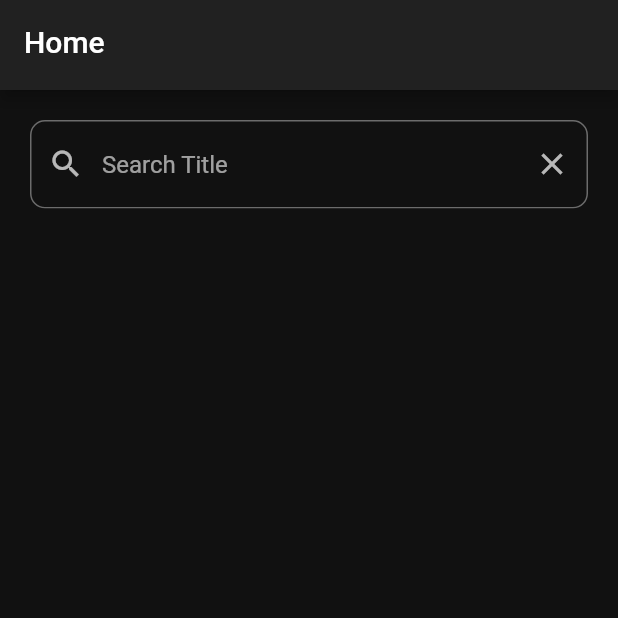
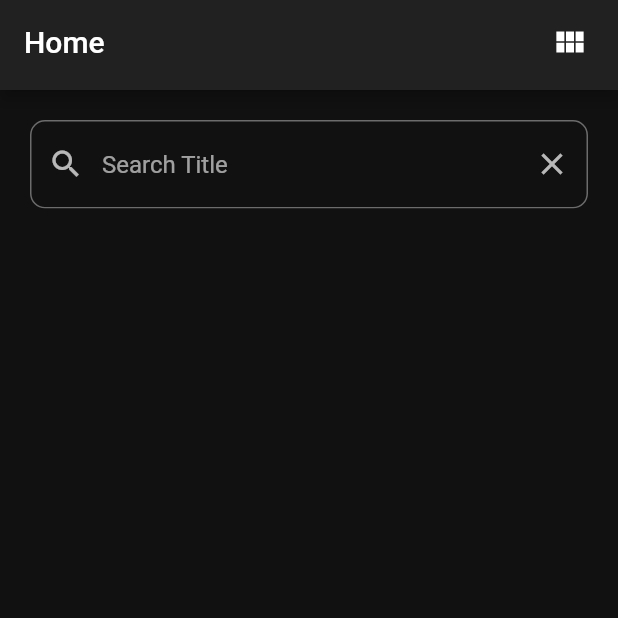
Before and after one commit to josepaulodelacruz/note_app, a Flutter app: the screen it shows after launch, after a tap on the "search" icon, on a phone screen of 412 x 824 dp, the top half of it. Run offline on Flutter 3.47's test engine with Material 2 defaults, Android fonts, the phone set to English and light mode, and no system bars; our stand-ins replace bloc, camera, carousel_slider, flutter_bloc, hive, hive_flutter and 1 more; accounts and stored records are empty; generated files the repository leaves out were written again.

Commit message:
feat: grid view

```diff
--- a/note_ui/lib/screens/home/home_screen.dart
+++ b/note_ui/lib/screens/home/home_screen.dart
@@ -1,11 +1,11 @@
 import 'package:animations/animations.dart';
 import 'package:flutter/material.dart';
+import 'package:flutter_bloc/flutter_bloc.dart';
 import 'package:note_common/bloc/note/note_cubit.dart';
 import 'package:note_common/bloc/note/note_state.dart';
 import 'package:note_common/bloc/theme/theme_cubit.dart';
 import 'package:note_common/bloc/theme/theme_state.dart';
 import 'package:note_common/models/note_model.dart';
-import 'package:flutter_bloc/flutter_bloc.dart';
 import 'package:note_ui/screens/home/widgets/home_section.dart';
 import 'package:note_ui/screens/home/widgets/navbar.dart';
 import 'package:note_ui/screens/home/widgets/search_section.dart';
@@ -16,15 +16,21 @@ class HomeScreen extends StatefulWidget {
   _HomeScreenState createState () => _HomeScreenState();
 }
 
-class _HomeScreenState extends State<HomeScreen>{
-  int _pageIndex = 0;
+class _HomeScreenState extends State<HomeScreen>
+  with TickerProviderStateMixin {
+
+  Animation<double> _myAnimation;
+  AnimationController _controller;
   final GlobalKey<ScaffoldState> _scaffoldKey = new GlobalKey<ScaffoldState>();
   final _searchInput = TextEditingController();
+  int _pageIndex = 0;
   List<NoteModel> noteModels;
   List<NoteModel> searchNotes;
+  bool isView = false;
 
   @override
   void initState () {
+    super.initState();
     BlocProvider.of<NoteCubit>(context).onLoading();
     BlocProvider.of<NoteCubit>(context).listen((state) {
       if(state is LoadedNoteState) {
@@ -35,7 +41,15 @@ class _HomeScreenState extends State<HomeScreen>{
         }
       }
     });
-    super.initState();
+    _controller = AnimationController(
+      vsync: this,
+      duration: Duration(milliseconds: 300),
+    );
+    _controller.forward();
+    _myAnimation = CurvedAnimation(
+      curve: Curves.linear,
+      parent: _controller,
+    );
   }
 
   @override
@@ -48,7 +62,20 @@ class _HomeScreenState extends State<HomeScreen>{
           key: _scaffoldKey,
           appBar: PreferredSize(
             preferredSize: Size.fromHeight(60),
-            child: NavBar(state: state),
+            child: NavBar(
+              state: state,
+              event: () {
+                setState(() {
+                  isView = !isView;
+                });
+                isView ?
+                    _controller.reverse() : _controller.forward();
+              },
+              animatedIcon: AnimatedIcon(
+                icon: AnimatedIcons.list_view,
+                progress: _myAnimation,
+              )
+            ),
           ),
           floatingActionButton: FloatingActionButton(
             child: Icon(Icons.add),
@@ -74,7 +101,9 @@ class _HomeScreenState extends State<HomeScreen>{
               );
             },
             child: _pageIndex == 0 ?
-              HomeSection(notes: noteModels) :
+              HomeSection(
+                  notes: noteModels,
+                  isView: isView) :
               SearchSection(
                 notes: searchNotes,
                 input: _searchInput,
@@ -90,7 +119,6 @@ class _HomeScreenState extends State<HomeScreen>{
                         noteModels.where((note) =>
                         note.title.toString().toLowerCase().contains(_searchInput.text.toString().toLowerCase())).toList();
                   });
-
                 },
               ),
           ),
--- a/note_ui/lib/screens/home/widgets/home_section.dart
+++ b/note_ui/lib/screens/home/widgets/home_section.dart
@@ -1,43 +1,34 @@
 import 'dart:io';
 
+import 'package:animations/animations.dart';
 import 'package:flutter/material.dart';
 import 'package:note_common/models/note_model.dart';
 import 'package:note_ui/utils/get_initials.dart';
 
 class HomeSection extends StatelessWidget {
   List<NoteModel> notes;
+  bool isView;
 
-  HomeSection({this.notes});
+  HomeSection({this.notes, this.isView});
 
   @override
   Widget build(BuildContext context) {
-    return Stack(
-      children: [
-        Container(
-          color: Color(0xFF111111),
-          width: MediaQuery
-              .of(context)
-              .size
-              .width,
-          height: MediaQuery
-              .of(context)
-              .size
-              .height,
-          child: ListView(
-            children: ListTile.divideTiles(
-              context: context,
-              tiles: notes?.map((note) {
-                int index = notes.indexOf(note);
-                return _noteCard(context, note, index);
-              })?.toList() ?? [],
-            ).toList(),
-          ),
-        ),
-      ],
+    return PageTransitionSwitcher(
+      transitionBuilder: (child, animation, secondaryAnimation) {
+        return SharedAxisTransition(
+          child: child,
+          animation: animation,
+          secondaryAnimation: secondaryAnimation,
+          transitionType: SharedAxisTransitionType.vertical,
+          fillColor: Color(0xFF111111),
+        );
+      },
+      child: !isView ?
+        _listView(context): _gridView(context),
     );
   }
 
-
+  Widget _listView (BuildContext context) {
     Widget _noteCard (BuildContext context, NoteModel note, int index) {
       final _title = note.checkIfNull() ?
       getInitials(title: note.title) : note.coverPhoto;
@@ -65,4 +56,82 @@ class HomeSection extends StatelessWidget {
         ),
       );
     }
+
+    return Stack(
+      children: [
+        Container(
+          color: Color(0xFF111111),
+          width: MediaQuery.of(context).size.width,
+          height: MediaQuery.of(context).size.height,
+          child: ListView(
+            children: ListTile.divideTiles(
+              context: context,
+              tiles: notes?.map((note) {
+                int index = notes.indexOf(note);
+                return _noteCard(context, note, index);
+              })?.toList() ?? [],
+            ).toList(),
+          ),
+        ),
+      ],
+    );
+
+
   }
+
+  Widget _gridView (context) {
+    Widget _gridTile (BuildContext context, NoteModel note, int index) {
+      final _title = note.checkIfNull() ?
+      getInitials(title: note.title) : note.coverPhoto;
+      return GridTile(
+        footer: Material(
+          color: Colors.black45,
+          shape: const RoundedRectangleBorder(
+          ),
+          clipBehavior: Clip.antiAlias,
+          child: GridTileBar(
+            backgroundColor: Colors.black45,
+            title: Text(note.title, style: Theme.of(context).textTheme.bodyText1),
+            subtitle: Text(note.description, overflow: TextOverflow.ellipsis),
+          ),
+        ),
+        child: InkWell(
+          onTap: () {
+            Navigator
+              .pushNamed(
+              context, '/view',
+              arguments: NoteModel(
+                  note.id,
+                  note.title,
+                  note.description,
+                  subNotes: note.subNotes,
+                  coverPhoto: note.coverPhoto));
+          },
+          child: note.subNotes.isEmpty || note.subNotes[0].photos.isEmpty ?
+          CircleAvatar(
+              radius: 20,
+              backgroundColor: Colors.black12,
+              child: Text(_title)) :
+          Hero(
+              tag: note.subNotes[0].photos[0].id,
+              child: Image.file(File(note.subNotes[0].photos[0].imagePath), fit: BoxFit.cover)
+          ),
+        )
+      );
+    }
+
+    return GridView.count(
+      crossAxisCount: 2,
+      mainAxisSpacing: 8,
+      crossAxisSpacing: 8,
+      padding: const EdgeInsets.all(8),
+      childAspectRatio: 1,
+      children: notes?.map((note) {
+        int index = notes.indexOf(note);
+        return _gridTile(context, note, index);
+      })?.toList() ?? [],
+    );
+  }
+
+
+}
--- a/note_ui/lib/screens/home/widgets/navbar.dart
+++ b/note_ui/lib/screens/home/widgets/navbar.dart
@@ -6,8 +6,10 @@ import 'package:note_ui/utils/appbar_shape.dart';
 
 class NavBar extends StatelessWidget {
   final state;
+  final AnimatedIcon animatedIcon;
+  final Function event;
 
-  const NavBar({Key key, this.state});
+  const NavBar({Key key, this.state, this.animatedIcon, this.event});
 
   @override
   Widget build(BuildContext context) {
@@ -15,6 +17,15 @@ class NavBar extends StatelessWidget {
       shape: appBarShape(0),
       title: Text('Home'),
       actions: [
+        Padding(
+          padding: EdgeInsets.only(right: 20),
+          child: GestureDetector(
+            onTap: () => event(),
+            child: Center(
+              child: animatedIcon,
+            ),
+          ),
+        )
       ],
     );
   }
--- a/note_ui/lib/screens/view_gallery/view_gallery.dart
+++ b/note_ui/lib/screens/view_gallery/view_gallery.dart
@@ -40,7 +40,7 @@ class _ViewGalleryState extends State<ViewGallery>{
           carouselController: photoSlider,
           options: CarouselOptions(
             enableInfiniteScroll: false,
-            height: height / 1.5,
+            height: height,
             viewportFraction: 1.0,
             enlargeCenterPage: false,
             initialPage: arguments.index,
```
Also changed, not shown: note_ui/lib/screens/take_photo/take_photo_screen.dart (+1 -14 lines). Lines whose indentation alone changed are shown as unchanged.
